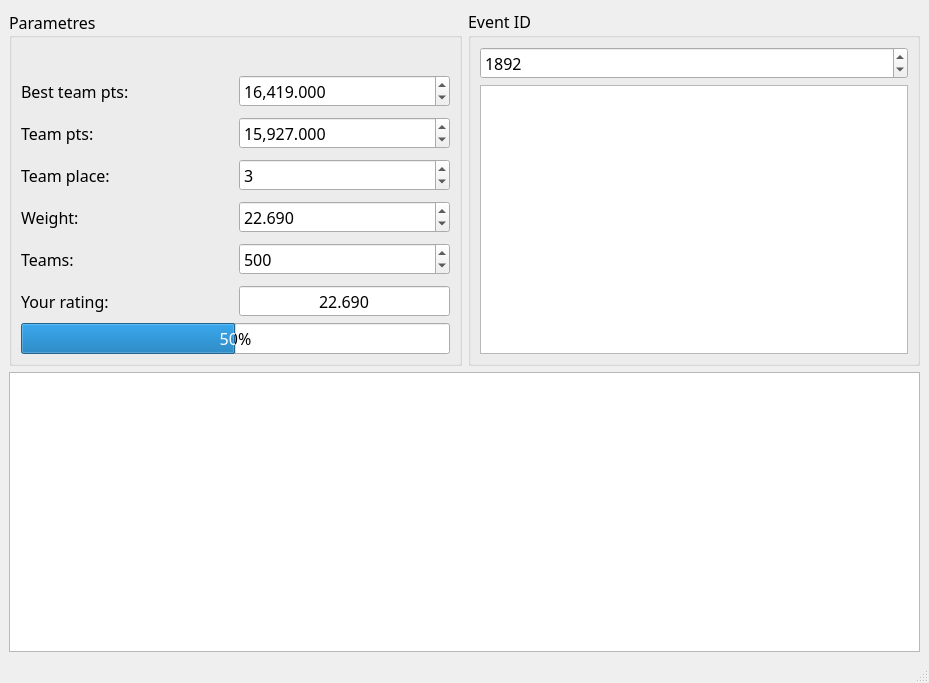
The window that design.ui (akhomlyuk/ctftime_rating) describes before a commit, drawn with Qt 5.
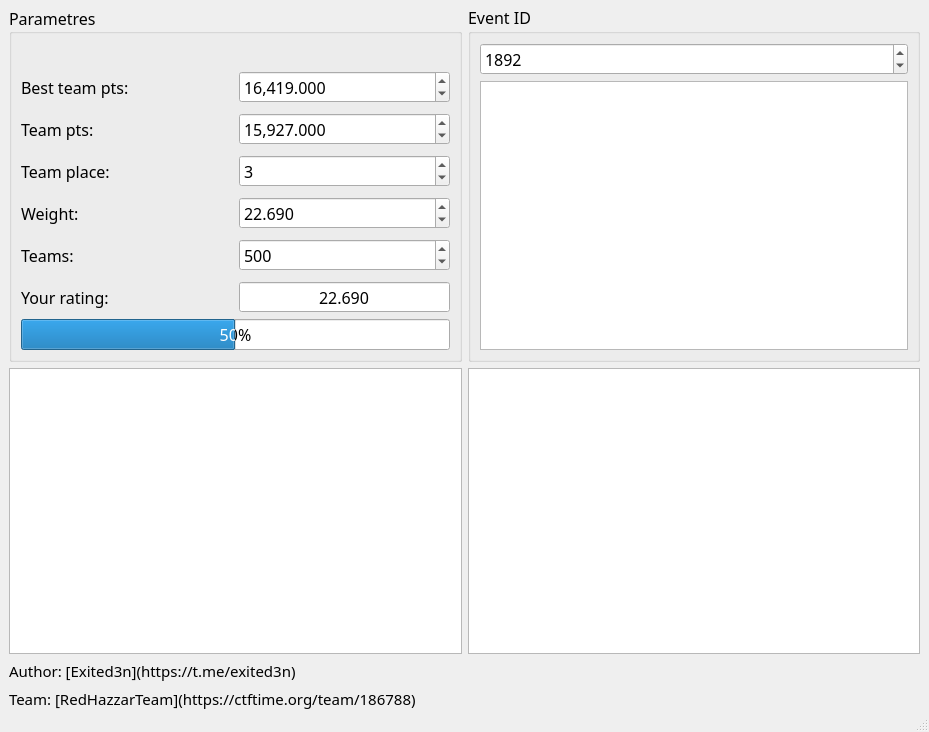
The same window after the commit. Icons and pictures are not drawn.

Diff of the .ui file:
```diff
--- a/design.ui
+++ b/design.ui
@@ -7,7 +7,7 @@
     <x>0</x>
     <y>0</y>
     <width>929</width>
-    <height>683</height>
+    <height>732</height>
    </rect>
   </property>
   <property name="windowTitle">
@@ -22,12 +22,21 @@
   </property>
   <property name="iconSize">
    <size>
-    <width>32</width>
-    <height>32</height>
+    <width>48</width>
+    <height>48</height>
    </size>
   </property>
   <widget class="QWidget" name="centralwidget">
    <layout class="QVBoxLayout" name="verticalLayout_5">
+    <property name="spacing">
+     <number>6</number>
+    </property>
+    <property name="topMargin">
+     <number>5</number>
+    </property>
+    <property name="bottomMargin">
+     <number>0</number>
+    </property>
     <item>
      <layout class="QHBoxLayout" name="horizontalLayout">
       <item>
@@ -391,6 +400,14 @@
      </layout>
     </item>
     <item>
+     <layout class="QHBoxLayout" name="horizontalLayout_2">
+      <property name="topMargin">
+       <number>0</number>
+      </property>
+      <property name="bottomMargin">
+       <number>0</number>
+      </property>
+      <item>
      <widget class="QTextBrowser" name="event_info_text">
       <property name="font">
        <font>
@@ -421,6 +438,91 @@
        <bool>true</bool>
       </property>
      </widget>
+      </item>
+      <item>
+       <widget class="QTextBrowser" name="rht_info">
+        <property name="font">
+         <font>
+          <family>Fira Code Medium</family>
+          <pointsize>10</pointsize>
+         </font>
+        </property>
+        <property name="openExternalLinks">
+         <bool>true</bool>
+        </property>
+       </widget>
+      </item>
+     </layout>
+    </item>
+    <item>
+     <layout class="QVBoxLayout" name="verticalLayout_2" stretch="0,0">
+      <property name="spacing">
+       <number>6</number>
+      </property>
+      <property name="topMargin">
+       <number>0</number>
+      </property>
+      <property name="bottomMargin">
+       <number>0</number>
+      </property>
+      <item>
+       <widget class="QLabel" name="author_label">
+        <property name="minimumSize">
+         <size>
+          <width>0</width>
+          <height>0</height>
+         </size>
+        </property>
+        <property name="font">
+         <font>
+          <family>Ubuntu Medium</family>
+          <pointsize>11</pointsize>
+          <bold>false</bold>
+         </font>
+        </property>
+        <property name="frameShape">
+         <enum>QFrame::NoFrame</enum>
+        </property>
+        <property name="text">
+         <string>Author: [Exited3n](https://t.me/exited3n)</string>
+        </property>
+        <property name="textFormat">
+         <enum>Qt::MarkdownText</enum>
+        </property>
+        <property name="scaledContents">
+         <bool>false</bool>
+        </property>
+        <property name="margin">
+         <number>0</number>
+        </property>
+        <property name="indent">
+         <number>0</number>
+        </property>
+        <property name="openExternalLinks">
+         <bool>true</bool>
+        </property>
+       </widget>
+      </item>
+      <item>
+       <widget class="QLabel" name="rht_label">
+        <property name="font">
+         <font>
+          <family>Ubuntu Medium</family>
+          <pointsize>11</pointsize>
+         </font>
+        </property>
+        <property name="text">
+         <string>Team: [RedHazzarTeam](https://ctftime.org/team/186788)</string>
+        </property>
+        <property name="textFormat">
+         <enum>Qt::MarkdownText</enum>
+        </property>
+        <property name="openExternalLinks">
+         <bool>true</bool>
+        </property>
+       </widget>
+      </item>
+     </layout>
     </item>
    </layout>
   </widget>
```
Left out of the diff: 2 changed lines with no effect on the pictures. Lines whose indentation alone changed are shown as unchanged.
